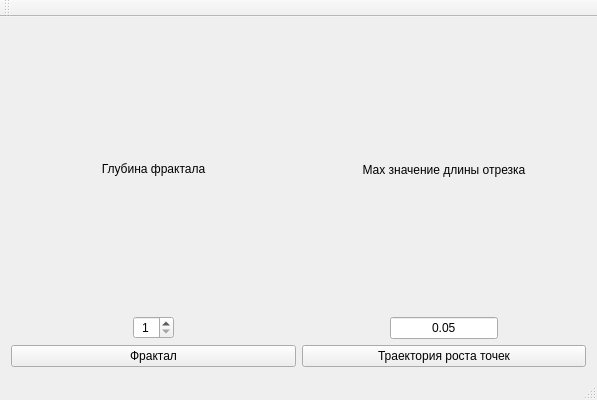
First picture: the form in mainwindow.ui, repository teploff/fractal_growth, before the edit.
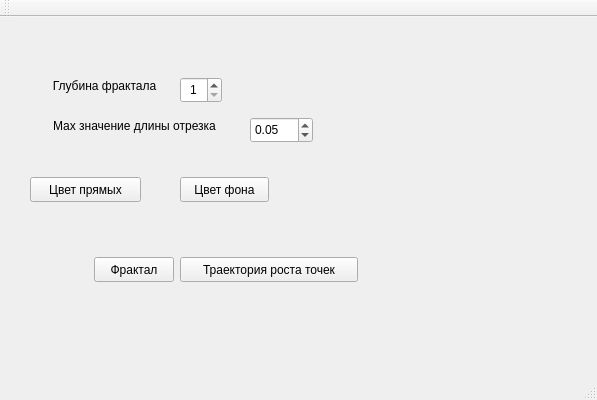
Second picture: the form after the edit.

Commit message: refactoring main & make rough prototype design

What changed in the file:
```diff
--- a/mainwindow.ui
+++ b/mainwindow.ui
@@ -14,13 +14,79 @@
    <string>MainWindow</string>
   </property>
   <widget class="QWidget" name="centralWidget">
-   <layout class="QVBoxLayout" name="verticalLayout_3">
-    <item>
-     <layout class="QHBoxLayout" name="horizontalLayout_3">
-      <item>
-       <layout class="QVBoxLayout" name="verticalLayout">
-        <item>
+   <widget class="QDoubleSpinBox" name="dsb_max_line_legth">
+    <property name="geometry">
+     <rect>
+      <x>250</x>
+      <y>100</y>
+      <width>63</width>
+      <height>26</height>
+     </rect>
+    </property>
+    <property name="minimum">
+     <double>0.010000000000000</double>
+    </property>
+    <property name="maximum">
+     <double>1.000000000000000</double>
+    </property>
+    <property name="singleStep">
+     <double>0.010000000000000</double>
+    </property>
+    <property name="value">
+     <double>0.050000000000000</double>
+    </property>
+   </widget>
+   <widget class="QPushButton" name="pb_line_color">
+    <property name="geometry">
+     <rect>
+      <x>30</x>
+      <y>160</y>
+      <width>111</width>
+      <height>25</height>
+     </rect>
+    </property>
+    <property name="text">
+     <string>Цвет прямых</string>
+    </property>
+   </widget>
+   <widget class="QPushButton" name="pb_background_color">
+    <property name="geometry">
+     <rect>
+      <x>180</x>
+      <y>160</y>
+      <width>89</width>
+      <height>25</height>
+     </rect>
+    </property>
+    <property name="text">
+     <string>Цвет фона</string>
+    </property>
+   </widget>
+   <widget class="QLabel" name="label_2">
+    <property name="geometry">
+     <rect>
+      <x>30</x>
+      <y>100</y>
+      <width>209</width>
+      <height>17</height>
+     </rect>
+    </property>
+    <property name="text">
+     <string>Max значение длины отрезка</string>
+    </property>
+    <property name="alignment">
+     <set>Qt::AlignCenter</set>
+    </property>
+   </widget>
          <widget class="QLabel" name="label">
+    <property name="geometry">
+     <rect>
+      <x>40</x>
+      <y>60</y>
+      <width>129</width>
+      <height>17</height>
+     </rect>
+    </property>
           <property name="text">
            <string>Глубина фрактала</string>
           </property>
@@ -31,24 +97,15 @@
            <set>Qt::AlignCenter</set>
           </property>
          </widget>
-        </item>
-        <item>
-         <layout class="QHBoxLayout" name="horizontalLayout">
-          <item>
-           <spacer name="horizontalSpacer">
-            <property name="orientation">
-             <enum>Qt::Horizontal</enum>
-            </property>
-            <property name="sizeHint" stdset="0">
-             <size>
-              <width>40</width>
-              <height>20</height>
-             </size>
-            </property>
-           </spacer>
-          </item>
-          <item>
-           <widget class="QSpinBox" name="spinBox">
+   <widget class="QSpinBox" name="sb_fractal_depth">
+    <property name="geometry">
+     <rect>
+      <x>180</x>
+      <y>60</y>
+      <width>42</width>
+      <height>26</height>
+     </rect>
+    </property>
             <property name="alignment">
              <set>Qt::AlignCenter</set>
             </property>
@@ -59,99 +116,32 @@
              <number>10</number>
             </property>
            </widget>
-          </item>
-          <item>
-           <spacer name="horizontalSpacer_2">
-            <property name="orientation">
-             <enum>Qt::Horizontal</enum>
-            </property>
-            <property name="sizeHint" stdset="0">
-             <size>
-              <width>40</width>
-              <height>20</height>
-             </size>
-            </property>
-           </spacer>
-          </item>
-         </layout>
-        </item>
-       </layout>
-      </item>
-      <item>
-       <layout class="QVBoxLayout" name="verticalLayout_2">
-        <item>
-         <widget class="QLabel" name="label_2">
-          <property name="text">
-           <string>Max значение длины отрезка</string>
-          </property>
-          <property name="alignment">
-           <set>Qt::AlignCenter</set>
-          </property>
-         </widget>
-        </item>
-        <item>
-         <layout class="QHBoxLayout" name="horizontalLayout_2">
-          <item>
-           <spacer name="horizontalSpacer_3">
-            <property name="orientation">
-             <enum>Qt::Horizontal</enum>
-            </property>
-            <property name="sizeHint" stdset="0">
-             <size>
-              <width>40</width>
-              <height>20</height>
-             </size>
-            </property>
-           </spacer>
-          </item>
-          <item>
-           <widget class="QLineEdit" name="lineEdit">
-            <property name="text">
-             <string>0.05</string>
-            </property>
-            <property name="alignment">
-             <set>Qt::AlignCenter</set>
-            </property>
-           </widget>
-          </item>
-          <item>
-           <spacer name="horizontalSpacer_4">
-            <property name="orientation">
-             <enum>Qt::Horizontal</enum>
-            </property>
-            <property name="sizeHint" stdset="0">
-             <size>
-              <width>40</width>
-              <height>20</height>
-             </size>
-            </property>
-           </spacer>
-          </item>
-         </layout>
-        </item>
-       </layout>
-      </item>
-     </layout>
-    </item>
-    <item>
-     <layout class="QHBoxLayout" name="horizontalLayout_4">
-      <item>
-       <widget class="QPushButton" name="pushButton">
+   <widget class="QPushButton" name="pb_engender_fractal">
+    <property name="geometry">
+     <rect>
+      <x>94</x>
+      <y>240</y>
+      <width>80</width>
+      <height>25</height>
+     </rect>
+    </property>
         <property name="text">
          <string>Фрактал</string>
         </property>
        </widget>
-      </item>
-      <item>
-       <widget class="QPushButton" name="pushButton_2">
+   <widget class="QPushButton" name="pb_build_point_path">
+    <property name="geometry">
+     <rect>
+      <x>180</x>
+      <y>240</y>
+      <width>178</width>
+      <height>25</height>
+     </rect>
+    </property>
         <property name="text">
          <string>Траектория роста точек</string>
         </property>
        </widget>
-      </item>
-     </layout>
-    </item>
-   </layout>
   </widget>
   <widget class="QMenuBar" name="menuBar">
    <property name="geometry">
```
Lines whose indentation alone changed are shown as unchanged. The commit also changes 3 other files.
